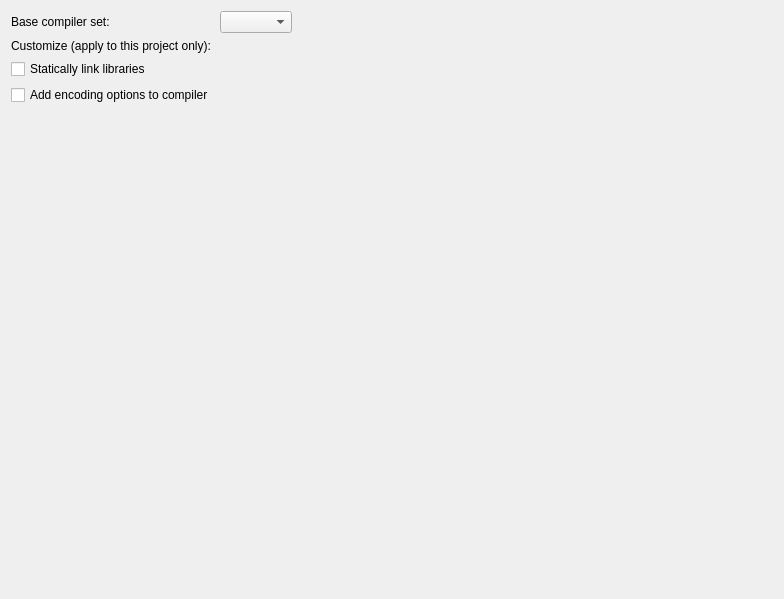
This is RedPandaIDE/settingsdialog/projectcompilerwidget.ui in royqh1979/RedPanda-CPP as Qt 5 draws it before an edit. The edited form follows.
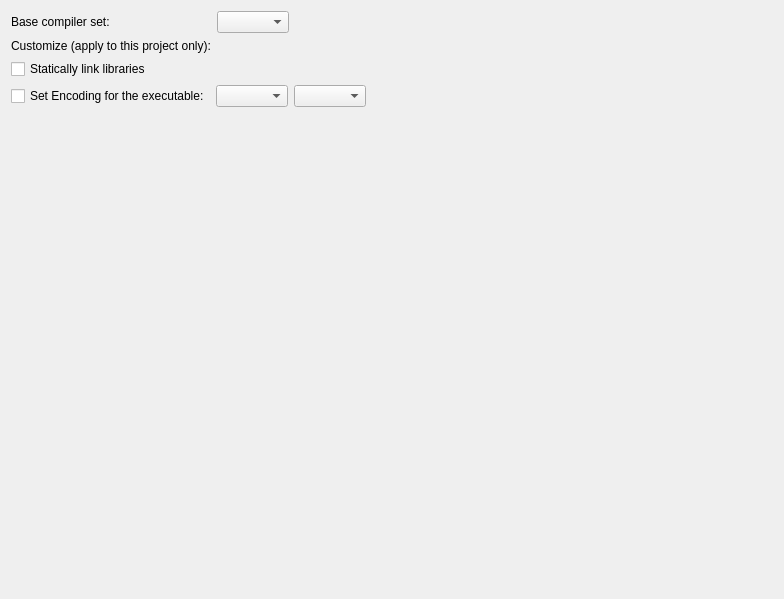
This is the edited form. Custom widgets are drawn as their Qt base class.

Commit message: - enhancement: add the option "Set Encoding for the Executable" to project's compiler options   - fix: can't correctly compile when link params are seperated by line breaks

```diff
--- a/RedPandaIDE/settingsdialog/projectcompilerwidget.ui
+++ b/RedPandaIDE/settingsdialog/projectcompilerwidget.ui
@@ -47,13 +47,6 @@
      </property>
     </widget>
    </item>
-   <item row="3" column="0">
-    <widget class="QCheckBox" name="chkAddCharset">
-     <property name="text">
-      <string>Add encoding options to compiler</string>
-     </property>
-    </widget>
-   </item>
    <item row="1" column="0">
     <widget class="QLabel" name="label_2">
      <property name="text">
@@ -68,6 +61,50 @@
      </property>
     </widget>
    </item>
+   <item row="3" column="0" colspan="3">
+    <widget class="QWidget" name="panelAddCharset" native="true">
+     <layout class="QHBoxLayout" name="horizontalLayout">
+      <property name="leftMargin">
+       <number>0</number>
+      </property>
+      <property name="topMargin">
+       <number>0</number>
+      </property>
+      <property name="rightMargin">
+       <number>0</number>
+      </property>
+      <property name="bottomMargin">
+       <number>0</number>
+      </property>
+      <item>
+       <widget class="QCheckBox" name="chkAddCharset">
+        <property name="text">
+         <string>Set Encoding for the executable:</string>
+        </property>
+       </widget>
+      </item>
+      <item>
+       <widget class="QComboBox" name="cbEncoding"/>
+      </item>
+      <item>
+       <widget class="QComboBox" name="cbEncodingDetails"/>
+      </item>
+      <item>
+       <spacer name="horizontalSpacer_2">
+        <property name="orientation">
+         <enum>Qt::Horizontal</enum>
+        </property>
+        <property name="sizeHint" stdset="0">
+         <size>
+          <width>40</width>
+          <height>20</height>
+         </size>
+        </property>
+       </spacer>
+      </item>
+     </layout>
+    </widget>
+   </item>
   </layout>
  </widget>
  <customwidgets>
```
Left out of the diff: 20 changed lines with no effect on the pictures. The commit also changes 11 other files.
